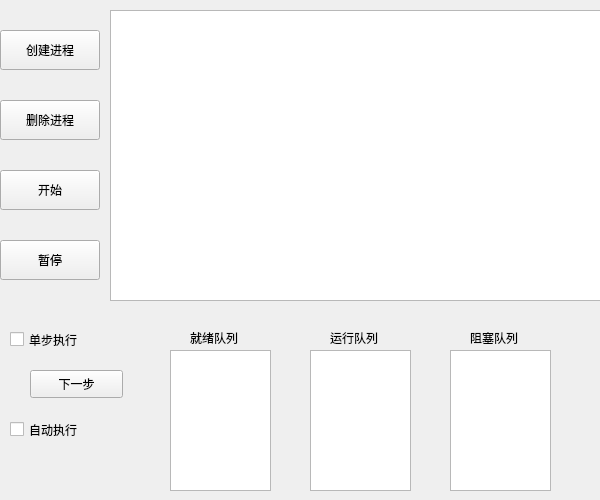
The window that processtab.ui (Clarencexiehang/Analog_Operating_System) describes before a commit, drawn with Qt 5.
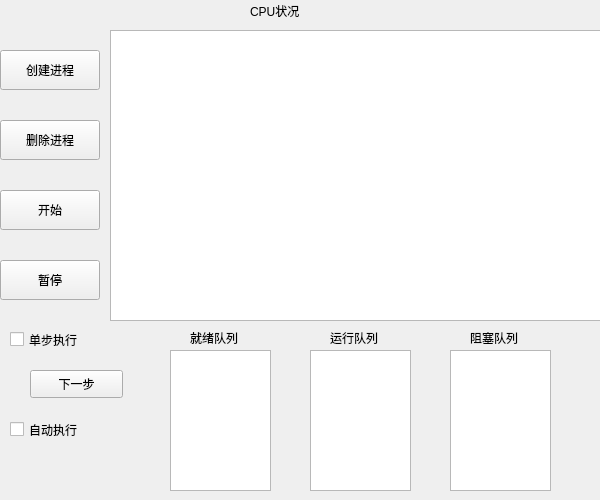
The same window after the commit.

Commit message: 重构项目布局

```diff
--- a/processtab.ui
+++ b/processtab.ui
@@ -23,7 +23,7 @@
    <property name="geometry">
     <rect>
      <x>0</x>
-     <y>30</y>
+     <y>50</y>
      <width>100</width>
      <height>40</height>
     </rect>
@@ -47,7 +47,7 @@
    <property name="geometry">
     <rect>
      <x>110</x>
-     <y>10</y>
+     <y>30</y>
      <width>501</width>
      <height>291</height>
     </rect>
@@ -62,7 +62,7 @@
    <property name="geometry">
     <rect>
      <x>0</x>
-     <y>100</y>
+     <y>120</y>
      <width>100</width>
      <height>40</height>
     </rect>
@@ -86,7 +86,7 @@
    <property name="geometry">
     <rect>
      <x>0</x>
-     <y>240</y>
+     <y>260</y>
      <width>100</width>
      <height>40</height>
     </rect>
@@ -116,7 +116,7 @@
    <property name="geometry">
     <rect>
      <x>0</x>
-     <y>170</y>
+     <y>190</y>
      <width>100</width>
      <height>40</height>
     </rect>
@@ -244,6 +244,19 @@
     </rect>
    </property>
   </widget>
+  <widget class="QLabel" name="label_4">
+   <property name="geometry">
+    <rect>
+     <x>250</x>
+     <y>0</y>
+     <width>81</width>
+     <height>21</height>
+    </rect>
+   </property>
+   <property name="text">
+    <string>CPU状况</string>
+   </property>
+  </widget>
  </widget>
  <resources/>
  <connections/>
```
The commit also changes 6 other files.
